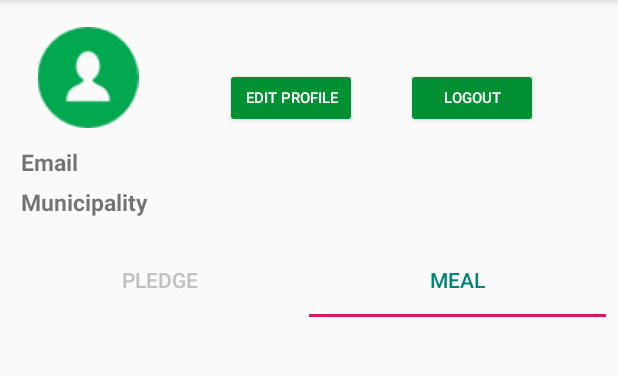
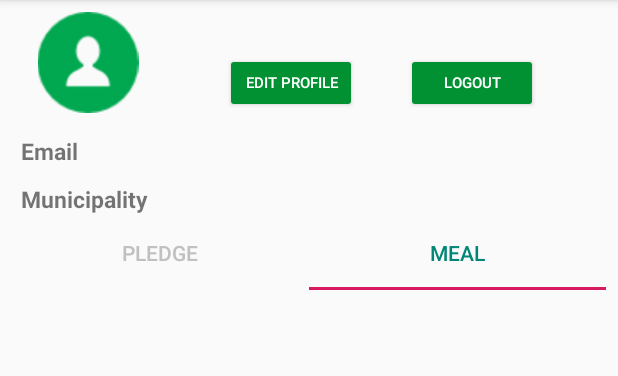
Before and after one commit to leogoldberg/Green-Food-Challenge, an Android app: the ProfileTab screen opened directly, with no data from a screen before it, tab 2 chosen, on a phone screen of 412 x 824 dp, the part 84-460 px from its top. Run offline under Robolectric (Android 15) with nearby library versions, the phone set to English and light mode, and no system bars; our stand-ins replace Firebase (no records; nobody signed in at launch, a user with empty details on screens opened directly); libraries missing offline, so code that uses them is left out: com.facebook, com.facebook.login, com.github.mikephil.charting; pictures from the network do not load; 17 statements that could not run were skipped.

Commit message:
saving changes

```diff
--- a/app/src/main/AndroidManifest.xml
+++ b/app/src/main/AndroidManifest.xml
@@ -86,9 +86,6 @@
         <activity android:name=".activities.ProfileTab" />
         <activity android:name=".activities.AddMeal" />
         <activity android:name=".activities.MealFeed" />
-        <activity
-            android:name=".activities.DeleteMealPopup"
-            android:theme="@style/AppTheme.CustomPopUp"/>
 
 
     </application>
--- a/app/src/main/java/team6/cmpt276/greenfoodchallenge/activities/ProfileTab.java
+++ b/app/src/main/java/team6/cmpt276/greenfoodchallenge/activities/ProfileTab.java
@@ -33,6 +33,7 @@ public class ProfileTab extends AppCompatActivity {
     private FirebaseUser user = FirebaseAuth.getInstance().getCurrentUser();
     private String userID = user.getUid();
 
+    //set up profile data
     private DatabaseReference nameRef=database.child("user").child(userID).child("name");
     private DatabaseReference cityRef=database.child("user").child(userID).child("municipality");
     private DatabaseReference iconRef=database.child("user").child(userID).child("icon");
@@ -64,11 +65,11 @@ public class ProfileTab extends AppCompatActivity {
 
         ViewPagerAdapter adapter = new ViewPagerAdapter(getSupportFragmentManager());
 
-        adapter.addFragment(new FragmentOne(), "Pledge");
-        adapter.addFragment(new FragmentTwo(), "Meal");
+        //add tabs to userPledge and userMealFeed
+        adapter.addFragment(new UserPledge(), "Pledge");
+        adapter.addFragment(new UserMeal(), "Meal");
         mViewPager.setAdapter(adapter);
         mTabLayout.setupWithViewPager(mViewPager);
-
 
 
         nameRef.addListenerForSingleValueEvent(new ValueEventListener() {
--- a/app/src/main/java/team6/cmpt276/greenfoodchallenge/activities/FragmentTwo.java
+++ b/app/src/main/java/team6/cmpt276/greenfoodchallenge/activities/UserMeal.java
@@ -27,37 +27,27 @@ import team6.cmpt276.greenfoodchallenge.R;
 import team6.cmpt276.greenfoodchallenge.classes.CardAdapter;
 import team6.cmpt276.greenfoodchallenge.classes.MealInformation;
 
-//import com.google.firebase.storage.StorageReference;
 
-public class FragmentTwo extends Fragment {
+public class UserMeal extends Fragment {
     private RecyclerView recyclerView;
+    //declare lists for mealPost data and according keys from database
     List<MealInformation> data;
-
     ArrayList<String> keyList;
 
     private CardAdapter adapter;
 
-    //filter this data so that it handles only those from current user
     final FirebaseDatabase database = FirebaseDatabase.getInstance();
-
     FirebaseUser user = FirebaseAuth.getInstance().getCurrentUser();
     String userID = user.getUid();
     DatabaseReference ref = database.getInstance().getReference("meals");
 
-    private static int itemToDelete;
-
-    public FragmentTwo(){
+    public UserMeal(){
         //this is meant to be kept empty
-    }
-
-    public static void setArguments(int position) {
-        position = itemToDelete;
     }
 
     @Override
     public void onCreate(Bundle savedInstanceState) {
         super.onCreate(savedInstanceState);
-
     }
 
     @Override
@@ -65,31 +55,25 @@ public class FragmentTwo extends Fragment {
         final View view = inflater.inflate(R.layout.activity_user_meals, container, false);
 
         keyList = new ArrayList<>();
-
-
         data = new ArrayList<>();
         recyclerView = view.findViewById(R.id.userMealList);
-        //recyclerView.setHasFixedSize(true);
         data = getData();
-        //removing cannot be done here. size is 0 at this moment
-
-        //System.out.println("Fetched data:" + data.size());
         recyclerView.setLayoutManager(new LinearLayoutManager(getActivity()));
-
-
-
 
         return view;
 
     }
 
     private List<MealInformation> getData() {
-        //retrieving process, so nothing has to be done in onChildRemoved
         ref.orderByChild("userID").equalTo(userID).addValueEventListener(new ValueEventListener() {
             public void onDataChange(DataSnapshot dataSnapshot) {
                 System.out.println("We're done loading the initial "+dataSnapshot.getChildrenCount()+" items");
-                adapter = new CardAdapter(getActivity(), data, keyList);
-                recyclerView.setAdapter(adapter);
+                if (getActivity() != null){
+                    //pass required values to CardAdapter for mealEntries
+                    adapter = new CardAdapter(getActivity(), data, keyList);
+                    recyclerView.setAdapter(adapter);
+                }
+
             }
 
             @Override
@@ -99,6 +83,7 @@ public class FragmentTwo extends Fragment {
 
             public void onCancelled(FirebaseError firebaseError) { }
         });
+
         ref.orderByChild("userID").equalTo(userID).addChildEventListener(new ChildEventListener() {
             @Override
             public void onChildAdded(@NonNull DataSnapshot dataSnapshot, @Nullable String s) {
@@ -106,8 +91,6 @@ public class FragmentTwo extends Fragment {
                 String keyChild = dataSnapshot.getKey();
                 keyList.add(keyChild);
                 data.add(obj);
-                //System.out.println(obj.mealName);
-                //System.out.println("DATA size:" + data.size());
             }
             @Override
             public void onChildChanged(@NonNull DataSnapshot dataSnapshot, @Nullable String s) {
--- a/app/src/main/java/team6/cmpt276/greenfoodchallenge/activities/FragmentOne.java
+++ b/app/src/main/java/team6/cmpt276/greenfoodchallenge/activities/UserPledge.java
@@ -30,8 +30,8 @@ package team6.cmpt276.greenfoodchallenge.activities;
         import team6.cmpt276.greenfoodchallenge.R;
         import team6.cmpt276.greenfoodchallenge.classes.UserData;
 
-public class FragmentOne extends Fragment {
-    public FragmentOne(){
+public class UserPledge extends Fragment {
+    public UserPledge(){
         // meant to be kept empty
     }
 
@@ -73,8 +73,6 @@ public class FragmentOne extends Fragment {
                     saved = 0;
                 }
 
-
-
                 // sets up the pie charts
                 PieChart suggChart = initializePieChart(R.id.suggChart);
                 List<PieEntry> entries = addEntries(suggestedConsumption, total_amount_per_week_suggested);
@@ -84,7 +82,6 @@ public class FragmentOne extends Fragment {
 
                 suggChart.setData(pieData);
                 suggChart.invalidate();
-
 
                 // set up current diet chart
                 PieChart currChart = initializePieChart(R.id.currChart);
--- a/app/src/main/java/team6/cmpt276/greenfoodchallenge/classes/CardAdapter.java
+++ b/app/src/main/java/team6/cmpt276/greenfoodchallenge/classes/CardAdapter.java
@@ -13,13 +13,8 @@ import android.widget.RatingBar;
 import android.widget.TextView;
 
 import com.bumptech.glide.Glide;
-import com.google.firebase.auth.FirebaseAuth;
-import com.google.firebase.auth.FirebaseUser;
-import com.google.firebase.database.DataSnapshot;
-import com.google.firebase.database.DatabaseError;
 import com.google.firebase.database.DatabaseReference;
 import com.google.firebase.database.FirebaseDatabase;
-import com.google.firebase.database.ValueEventListener;
 
 import java.util.ArrayList;
 import java.util.List;
@@ -30,36 +25,26 @@ public class CardAdapter extends RecyclerView.Adapter<CardAdapter.MyViewHolder>
 
     private LayoutInflater inflater;
     static List<MealInformation> data;
-    private Context userMealContext;
-    private boolean userWants = false;
+    private Context context;
 
     private DatabaseReference database = FirebaseDatabase.getInstance().getReference();
-    private FirebaseUser user = FirebaseAuth.getInstance().getCurrentUser();
-    private String userID = user.getUid();
 
     ArrayList<String> keyList = new ArrayList<>();
 
-
-
-
     public CardAdapter(Context context, List<MealInformation> data, ArrayList<String> keyList) {
+        //initialize
         inflater = LayoutInflater.from(context);
-        userMealContext = context;
+        this.context = context;
         this.data = data;
         this.keyList = keyList;
-
-
     }
 
-    public CardAdapter(ArrayList<String> keyListReceived) {
-
-
+    public CardAdapter() {
     }
 
     @NonNull
     @Override
     public CardAdapter.MyViewHolder onCreateViewHolder(@NonNull ViewGroup viewGroup, int i) {
-        //System.out.println("onCreateViewHolder called.............");
         View view = inflater.inflate(R.layout.meal_card, viewGroup, false);
         CardAdapter.MyViewHolder holder = new CardAdapter.MyViewHolder(view);
         return holder;
@@ -67,44 +52,29 @@ public class CardAdapter extends RecyclerView.Adapter<CardAdapter.MyViewHolder>
 
     @Override
     public void onBindViewHolder(@NonNull final CardAdapter.MyViewHolder viewHolder, final int position) {
-        //System.out.println("onBindViewHolder called.............");
         MealInformation current = data.get(position);
         viewHolder.mealName.setText(current.mealName);
         viewHolder.mealInfo.setText(current.mealDescription);
         viewHolder.proteinChoice.setText(current.protein);
         viewHolder.restaurantInfo.setText(current.address);
         viewHolder.restaurantName.setText(current.restaurantName);
-        //System.out.println("current.fileName: " +current.fileName);
         String url = "https://firebasestorage.googleapis.com/v0/b/greenfoodchallenge-9ec3c.appspot.com/o/meals%2Fnoimage.jpg?alt=media&token=30584887-c1cd-437a-bc84-ac337358dc90";
         if(current.fileName != null){
             url= "https://firebasestorage.googleapis.com/v0/b/greenfoodchallenge-9ec3c.appspot.com/o/meals%2F" + current.fileName + "?alt=media&token=30584887-c1cd-437a-bc84-ac337358dc90";
         }
-        Glide.with(userMealContext).load(url).into(viewHolder.iconId);
+        Glide.with(context).load(url).into(viewHolder.iconId);
         viewHolder.starRating.setNumStars(current.rating);
 
 
         viewHolder.garbage.setOnClickListener(new View.OnClickListener() {
             @Override
             public void onClick(View view) {
-                //this has to be done after yes on popup
 
-                //show suggest if the meal should really be deleted
-
-              //  Intent askingUser = new Intent(view.getContext(), DeleteMealPopup.class);
-              //  Bundle extras = new Bundle();
-              //  extras.putInt("position", position);
-              //  askingUser.putExtras(extras);
-                //remove from recycle view but this works only temporarily(probably because remove on databse doesn't work
-
-
+                //remove data from database and from recyclerView
                 String keyToDeleteItem = keyList.get(position);
                 database.child("meals").child(keyToDeleteItem).removeValue();
                 data.remove(position);
                 onItemRemoved(position);
-
-
-             //   view.getContext().startActivity(askingUser);
-
 
             }
         });
--- a/app/src/main/res/layout/activity_profile_tab.xml
+++ b/app/src/main/res/layout/activity_profile_tab.xml
@@ -17,8 +17,6 @@
         android:layout_height="143dp"
         android:layout_gravity="center"
         android:layout_marginStart="4dp"
-        android:layout_marginTop="10dp"
-        android:layout_marginBottom="8dp"
         android:orientation="horizontal"
         app:layout_constraintBottom_toBottomOf="parent"
         app:layout_constraintStart_toStartOf="parent"
@@ -101,14 +99,13 @@
             android:layout_marginStart="8dp"
             android:layout_marginTop="8dp"
             android:layout_marginEnd="8dp"
-            android:layout_marginBottom="8dp"
             android:orientation="horizontal"
             app:layout_constraintBottom_toBottomOf="@+id/relativeLayout4"
             app:layout_constraintEnd_toEndOf="parent"
             app:layout_constraintHorizontal_bias="0.0"
             app:layout_constraintStart_toStartOf="parent"
             app:layout_constraintTop_toTopOf="parent"
-            app:layout_constraintVertical_bias="0.787">
+            app:layout_constraintVertical_bias="0.69">
 
             <TextView
                 android:id="@+id/textView2"
@@ -139,7 +136,6 @@
             android:layout_height="wrap_content"
             android:layout_marginStart="8dp"
             android:layout_marginEnd="8dp"
-            android:layout_marginBottom="8dp"
             android:orientation="horizontal"
             app:layout_constraintBottom_toBottomOf="parent"
             app:layout_constraintEnd_toEndOf="parent"
@@ -178,7 +174,6 @@
         android:layout_width="match_parent"
         android:layout_height="50dp"
         android:layout_marginStart="8dp"
-        android:layout_marginTop="0dp"
         android:layout_marginEnd="8dp"
         android:layout_marginBottom="0dp"
         app:layout_constraintBottom_toBottomOf="parent"
@@ -194,10 +189,9 @@
 
     <android.support.v4.view.ViewPager
         android:id="@+id/view_pager"
-        android:layout_width="395dp"
-        android:layout_height="391dp"
+        android:layout_width="match_parent"
+        android:layout_height="match_parent"
         android:layout_marginStart="8dp"
-        android:layout_marginTop="0dp"
         android:layout_marginEnd="8dp"
         android:layout_marginBottom="8dp"
         app:layout_constraintBottom_toBottomOf="parent"
@@ -205,12 +199,5 @@
         app:layout_constraintStart_toStartOf="parent"
         app:layout_constraintTop_toBottomOf="@+id/tabs" />
 
-    <LinearLayout
-        android:layout_width="20dp"
-        android:layout_height="34dp"
-        android:orientation="vertical"
-        tools:layout_editor_absoluteX="12dp"
-        tools:layout_editor_absoluteY="40dp"></LinearLayout>
-
 
 </LinearLayout>
--- a/app/src/main/res/layout/meal_card.xml
+++ b/app/src/main/res/layout/meal_card.xml
@@ -81,11 +81,13 @@ android:padding="10dp">
     android:id="@+id/dividing_line"
     android:layout_width="match_parent"
     android:layout_height="2dp"
+    android:layout_marginStart="20dp"
+    android:layout_marginEnd="20dp"
     android:layout_marginTop="5dp"
     android:layout_marginBottom="5dp"
     android:background="@drawable/layout_divider_pink" />
 
-<TextView
+    <TextView
     android:id="@+id/restaurant_name"
     android:layout_width="match_parent"
     android:layout_height="wrap_content"
```
Also changed, not shown: app/src/main/java/team6/cmpt276/greenfoodchallenge/activities/DeleteMealPopup.java (deleted, +0 -80 lines).
